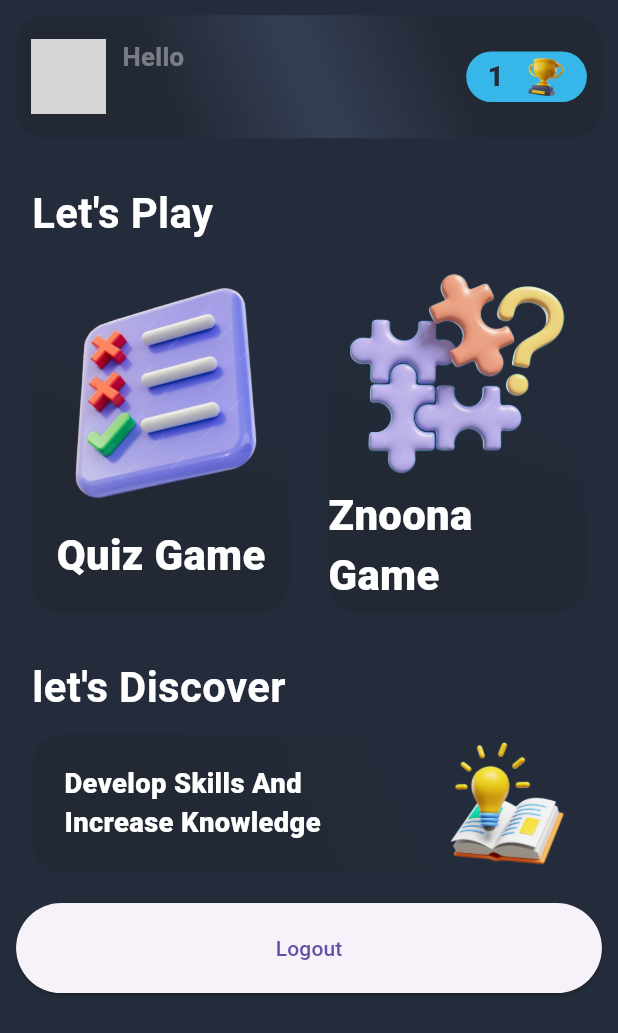
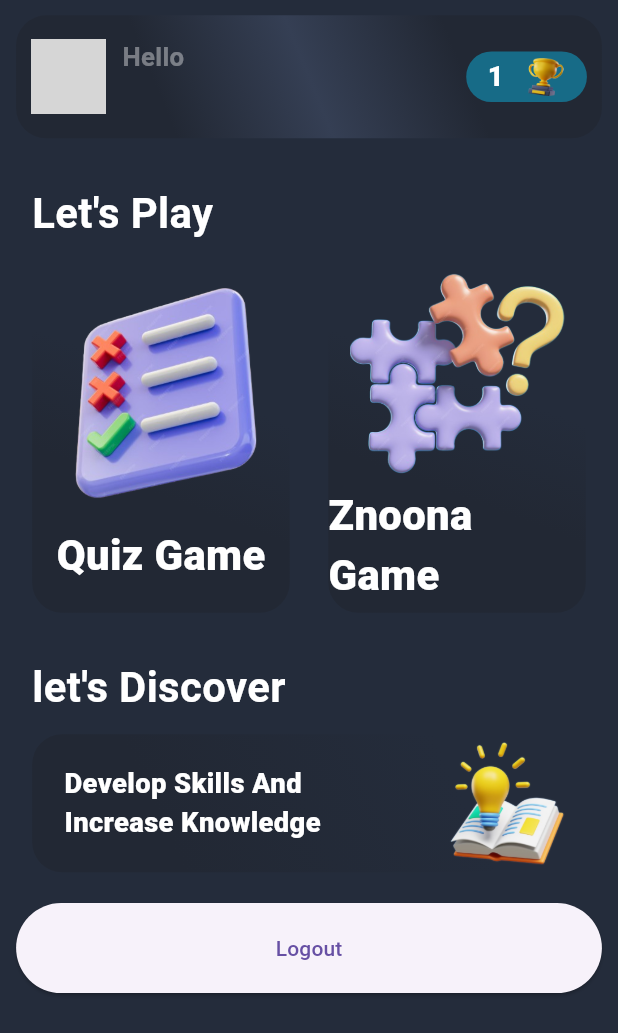
Before and after one commit to Siamoo/znoona_game_app, a Flutter app: the HomeBody screen opened directly with empty values, on a phone screen of 412 x 824 dp. Shown: the top 1033 px of the screen. Run offline on Flutter 3.47's test engine with Material 3 defaults, Android fonts, the phone set to English and light mode, and no system bars; our stand-ins replace animate_do, connectivity_plus, dartz, flutter_bloc, flutter_dotenv, flutter_screenutil and 6 more; accounts and stored records are empty; network calls fail; Roboto replaces fonts that are missing (Beiruti); grey boxes are pictures that could not be loaded.

Commit message:
Update CustomHomeAppBar

```diff
--- a/lib/features/home/refactors/home_body.dart
+++ b/lib/features/home/refactors/home_body.dart
@@ -4,11 +4,12 @@ import 'package:supabase_flutter/supabase_flutter.dart';
 import 'package:znoona_game_app/core/helpers/znoona_navigate.dart';
 import 'package:znoona_game_app/core/language/lang_keys.dart';
 import 'package:znoona_game_app/core/style/images/app_images.dart';
-import 'package:znoona_game_app/features/home/widgets/custom_appbar.dart';
 import 'package:znoona_game_app/features/home/widgets/custom_game_button.dart';
+import 'package:znoona_game_app/features/home/widgets/custom_home_appbar.dart';
 import 'package:znoona_game_app/features/home/widgets/custom_section_title.dart';
 import 'package:znoona_game_app/features/home/widgets/discover_button.dart';
 import 'package:znoona_game_app/features/quiz/categories/presentation/screens/categories_screen.dart';
+import 'package:znoona_game_app/features/quiz/single/presentation/screen/results_screen.dart';
 import 'package:znoona_game_app/features/user/auth/domain/entities/profile.dart';
 import 'package:znoona_game_app/features/user/auth/presentation/screens/login_screen.dart';
 
@@ -31,7 +32,7 @@ class HomeBody extends StatelessWidget {
             child: Column(
               crossAxisAlignment: CrossAxisAlignment.start,
               children: [
-                CustomAppBar(profile: profile),
+                CustomHomeAppBar(profile: profile),
                 Padding(
                   padding: EdgeInsets.symmetric(
                     horizontal: 10.w,
@@ -58,7 +59,13 @@ class HomeBody extends StatelessWidget {
                           GameButton(
                             image: AppImages.puzzle,
                             langkey: LangKeys.appName,
-                            onPressed: () {},
+                            onPressed: () => ZnoonaNavigate.pushTo(
+                              context,
+                              const ResultsScreen(
+                                totalQuestions: 15,
+                                correctAnswers: 14,
+                              ),
+                            ),
                           ),
                         ],
                       ),
@@ -76,7 +83,7 @@ class HomeBody extends StatelessWidget {
                 ElevatedButton(
                   onPressed: () async {
                     await Supabase.instance.client.auth.signOut();
-                   await ZnoonaNavigate.pushReplacementTo(
+                    await ZnoonaNavigate.pushReplacementTo(
                       context,
                       const LoginScreen(),
                     );
--- a/lib/features/home/widgets/custom_appbar.dart
+++ b/lib/features/home/widgets/custom_home_appbar.dart
@@ -9,8 +9,8 @@ import 'package:znoona_game_app/core/language/lang_keys.dart';
 import 'package:znoona_game_app/core/style/images/app_images.dart';
 import 'package:znoona_game_app/features/user/auth/domain/entities/profile.dart';
 
-class CustomAppBar extends StatelessWidget {
-  const CustomAppBar({
+class CustomHomeAppBar extends StatelessWidget {
+  const CustomHomeAppBar({
     required this.profile,
     super.key,
   });
@@ -67,9 +67,9 @@ class CustomAppBar extends StatelessWidget {
             CustomLinearButton(
               borderRadiusNum: 40,
               colors: [
-                ZnoonaColors.containerShadow1(context),
+                ZnoonaColors.bluePinkDark(context),
 
-                ZnoonaColors.containerShadow1(context),
+                ZnoonaColors.bluePinkDark(context),
               ],
               height: 33.h,
               width: 75.w,
@@ -83,7 +83,7 @@ class CustomAppBar extends StatelessWidget {
                     textStyle: GoogleFonts.beiruti(
                       fontSize: 17.sp,
                       fontWeight: FontWeight.w800,
-                      color: ZnoonaColors.main(context),
+                      color: Colors.white,
                     ),
                   ),
                   Image.asset(
```
